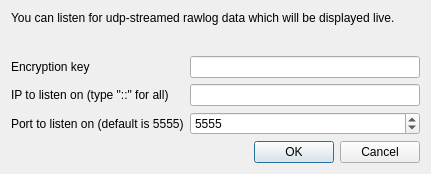
monal-im/DebugTools, file src/LogViewer/ui/udp_window.ui: the form before one commit.
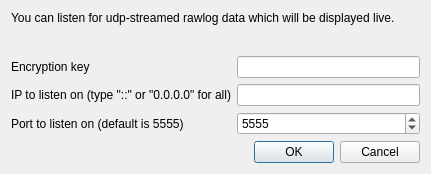
The form after the commit.

Commit message: [MLV] Improve default settings and udp window

Patch:
```diff
--- a/src/LogViewer/ui/udp_window.ui
+++ b/src/LogViewer/ui/udp_window.ui
@@ -37,7 +37,7 @@
    <item row="5" column="0">
     <widget class="QLabel" name="label_2">
      <property name="text">
-      <string>IP to listen on (type &quot;::&quot; for all)</string>
+      <string>IP to listen on (type &quot;::&quot; or &quot;0.0.0.0&quot; for all)</string>
      </property>
     </widget>
    </item>
```
The commit also changes 1 other file.
